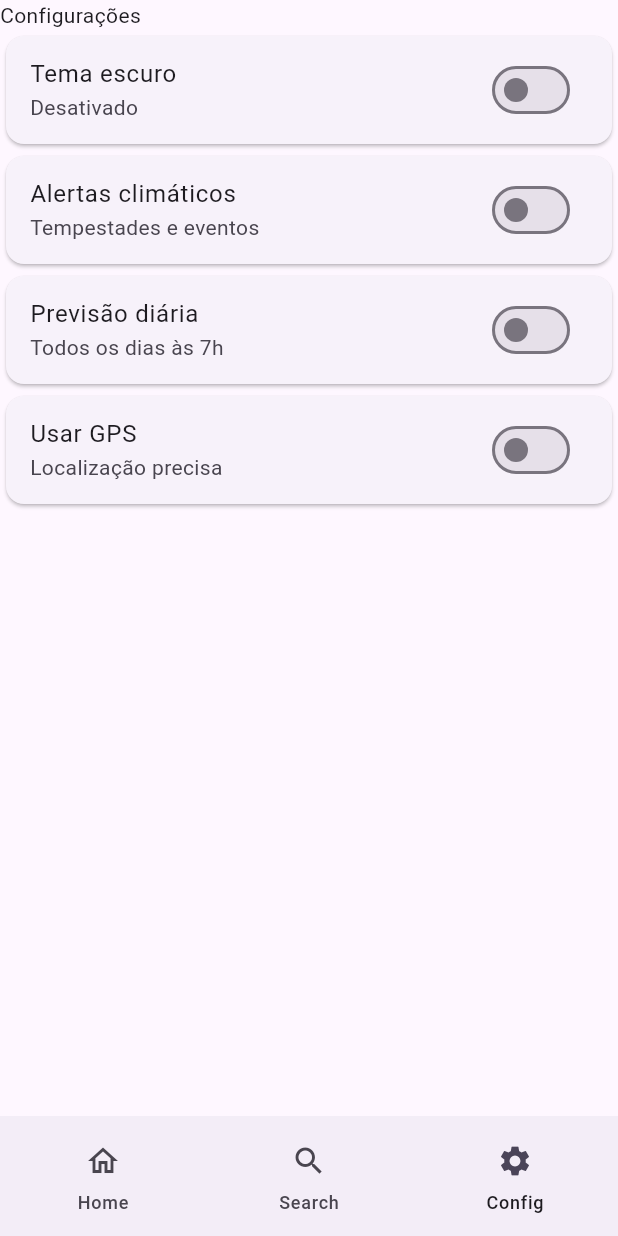
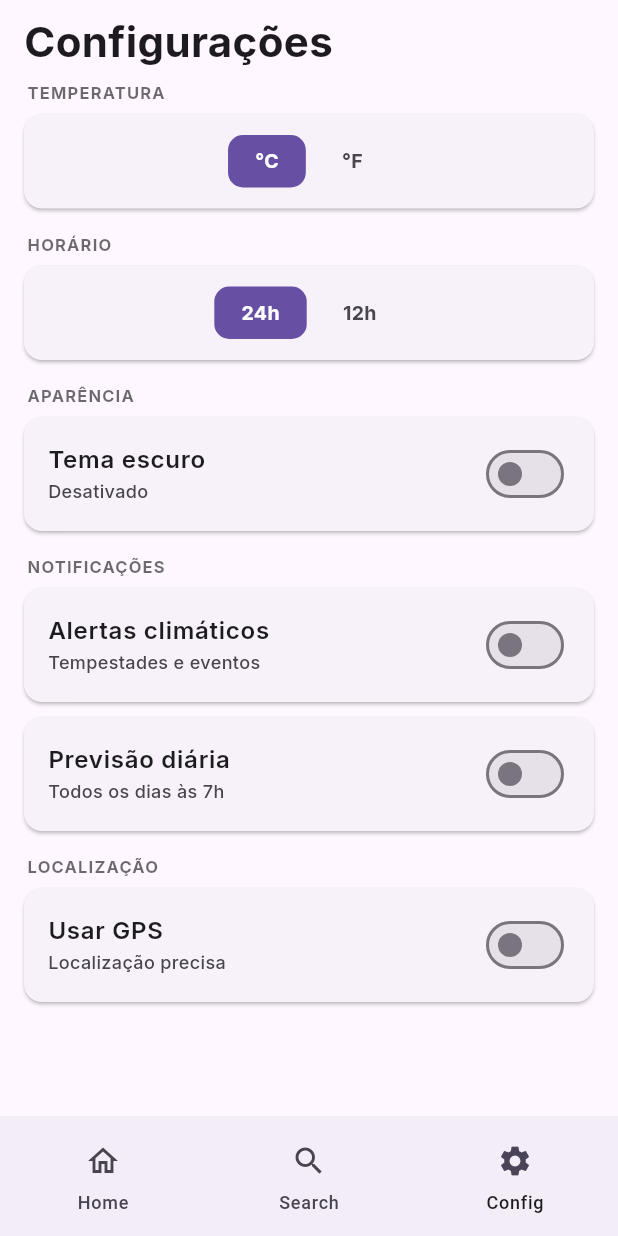
Before and after one commit to Math-Soares/projeto-final-913, a Flutter app: the screen it shows after launch, item 3 of the bottom bar chosen, on a phone screen of 412 x 824 dp. Run offline on Flutter 3.47's test engine with Material 3 defaults, Android fonts, the phone set to English and light mode, and no system bars; our stand-ins replace google_fonts.

Commit message:
fifth commit

```diff
--- a/lib/screens/config_page.dart
+++ b/lib/screens/config_page.dart
@@ -1,4 +1,5 @@
 import 'package:flutter/material.dart';
+import 'package:google_fonts/google_fonts.dart';
 
 class ConfigPage extends StatefulWidget {
   final bool isDark;
@@ -19,42 +20,70 @@ class _ConfigPageState extends State<ConfigPage> {
   bool previsao = false;
   bool gps = false;
 
+  String temperatura = '°C';
+  String horario = '24h';
+
   @override
   Widget build(BuildContext context) {
     return SafeArea(
       child: ListView(
+        padding: EdgeInsets.symmetric(horizontal: 16, vertical: 8),
         children: [
-          Text('Configurações'),
-          createCard(
-            child: createListTile(
+          Text(
+            'Configurações',
+            style: GoogleFonts.inter(fontSize: 28, fontWeight: FontWeight.w700),
+          ),
+          _sectionTitle('TEMPERATURA'),
+          _buildCard(
+            child: _buildSegmented(
+              leftLabel: '°C',
+              rightLabel: '°F',
+              selected: temperatura,
+              onChanged: (v) => setState(() => temperatura = v),
+            ),
+          ),
+          _sectionTitle('HORÁRIO'),
+          _buildCard(
+            child: _buildSegmented(
+              leftLabel: '24h',
+              rightLabel: '12h',
+              selected: horario,
+              onChanged: (v) => setState(() => horario = v),
+            ),
+          ),
+          _sectionTitle('APARÊNCIA'),
+          _buildCard(
+            child: _buildListTile(
               title: 'Tema escuro',
               subtitle: widget.isDark ? 'Ativado' : 'Desativado',
               value: widget.isDark,
-              func: widget.onThemeChanged,
+              onChanged: widget.onThemeChanged,
             ),
           ),
-          createCard(
-            child: createListTile(
+          _sectionTitle('NOTIFICAÇÕES'),
+          _buildCard(
+            child: _buildListTile(
               title: 'Alertas climáticos',
               subtitle: 'Tempestades e eventos',
               value: alertas,
-              func: (v) => setState(() => alertas = v),
+              onChanged: (v) => setState(() => alertas = v),
             ),
           ),
-          createCard(
-            child: createListTile(
+          _buildCard(
+            child: _buildListTile(
               title: 'Previsão diária',
               subtitle: 'Todos os dias às 7h',
               value: previsao,
-              func: (v) => setState(() => previsao = v),
+              onChanged: (v) => setState(() => previsao = v),
             ),
           ),
-          createCard(
-            child: createListTile(
+          _sectionTitle('LOCALIZAÇÃO'),
+          _buildCard(
+            child: _buildListTile(
               title: 'Usar GPS',
               subtitle: 'Localização precisa',
               value: gps,
-              func: (v) => setState(() => gps = v),
+              onChanged: (v) => setState(() => gps = v),
             ),
           ),
         ],
@@ -62,24 +91,116 @@ class _ConfigPageState extends State<ConfigPage> {
     );
   }
 
-  Widget createCard({required Widget child}) {
-    return Card(child: child);
+  Widget _sectionTitle(String text) {
+    final colorScheme = Theme.of(context).colorScheme;
+
+    return Padding(
+      padding: const EdgeInsets.only(left: 2, bottom: 6, top: 6),
+      child: Text(
+        text,
+        style: GoogleFonts.inter(
+          fontSize: 11,
+          fontWeight: FontWeight.w700,
+          letterSpacing: 0.8,
+          color: colorScheme.onSurface.withValues(alpha: 0.65),
+        ),
+      ),
+    );
   }
 
-  Widget createListTile({
+  Widget _buildCard({required Widget child}) {
+    return Card(margin: EdgeInsets.only(bottom: 10), child: child);
+  }
+
+  Widget _buildSegmented({
+    required String leftLabel,
+    required String rightLabel,
+    required String selected,
+    required ValueChanged<String> onChanged,
+  }) {
+    return Padding(
+      padding: const EdgeInsets.all(10),
+      child: Container(
+        decoration: BoxDecoration(borderRadius: BorderRadius.circular(12)),
+        padding: const EdgeInsets.all(4),
+        child: Row(
+          mainAxisAlignment: MainAxisAlignment.center,
+          children: [
+            _segmentButton(
+              label: leftLabel,
+              isSelected: selected == leftLabel,
+              onTap: () => onChanged(leftLabel),
+            ),
+            const SizedBox(width: 6),
+            _segmentButton(
+              label: rightLabel,
+              isSelected: selected == rightLabel,
+              onTap: () => onChanged(rightLabel),
+            ),
+          ],
+        ),
+      ),
+    );
+  }
+
+  Widget _segmentButton({
+    required String label,
+    required bool isSelected,
+    required VoidCallback onTap,
+  }) {
+    final colorScheme = Theme.of(context).colorScheme;
+
+    return InkWell(
+      borderRadius: BorderRadius.circular(10),
+      onTap: onTap,
+      child: AnimatedContainer(
+        duration: const Duration(milliseconds: 180),
+        padding: const EdgeInsets.symmetric(horizontal: 18, vertical: 8),
+        decoration: BoxDecoration(
+          borderRadius: BorderRadius.circular(10),
+          color: isSelected ? colorScheme.primary : Colors.transparent,
+        ),
+        child: Text(
+          label,
+          style: GoogleFonts.inter(
+            color:
+                isSelected
+                    ? colorScheme.onPrimary
+                    : colorScheme.onSurfaceVariant,
+            fontSize: 13,
+            fontWeight: FontWeight.w700,
+          ),
+        ),
+      ),
+    );
+  }
+
+  Widget _buildListTile({
     required String title,
     required String subtitle,
     required bool value,
-    required ValueChanged<bool> func,
+    required ValueChanged<bool> onChanged,
   }) {
+    ///final colorScheme = Theme.of(context).colorScheme;
+
     return ListTile(
-      title: Text(title),
-      subtitle: Text(subtitle),
+      contentPadding: EdgeInsets.symmetric(horizontal: 16, vertical: 2),
+      title: Text(
+        title,
+        style: GoogleFonts.inter(fontSize: 16, fontWeight: FontWeight.w600),
+      ),
+      subtitle: Text(
+        subtitle,
+        style: GoogleFonts.inter(fontSize: 12, fontWeight: FontWeight.w500),
+      ),
       trailing: Switch(
         value: value,
-        onChanged: func,
+        onChanged: onChanged,
         activeThumbColor: Colors.white,
         activeTrackColor: Colors.green[300],
+
+        ///activeThumbColor: colorScheme.onPrimary,
+        ///activeTrackColor: colorScheme.primary,
       ),
     );
   }
```
